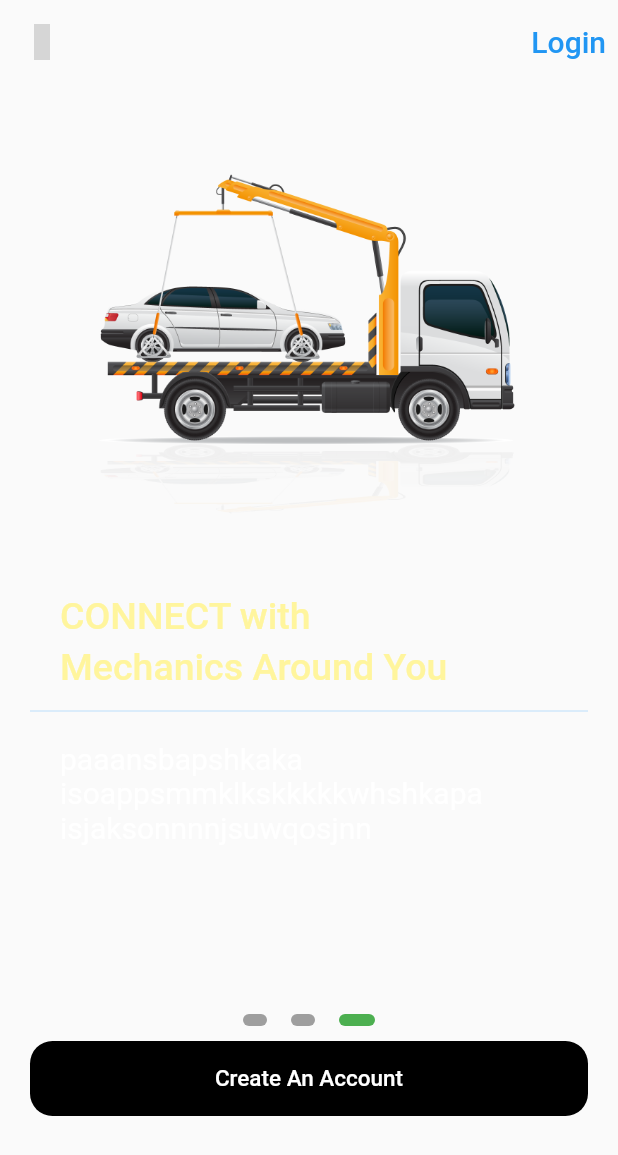
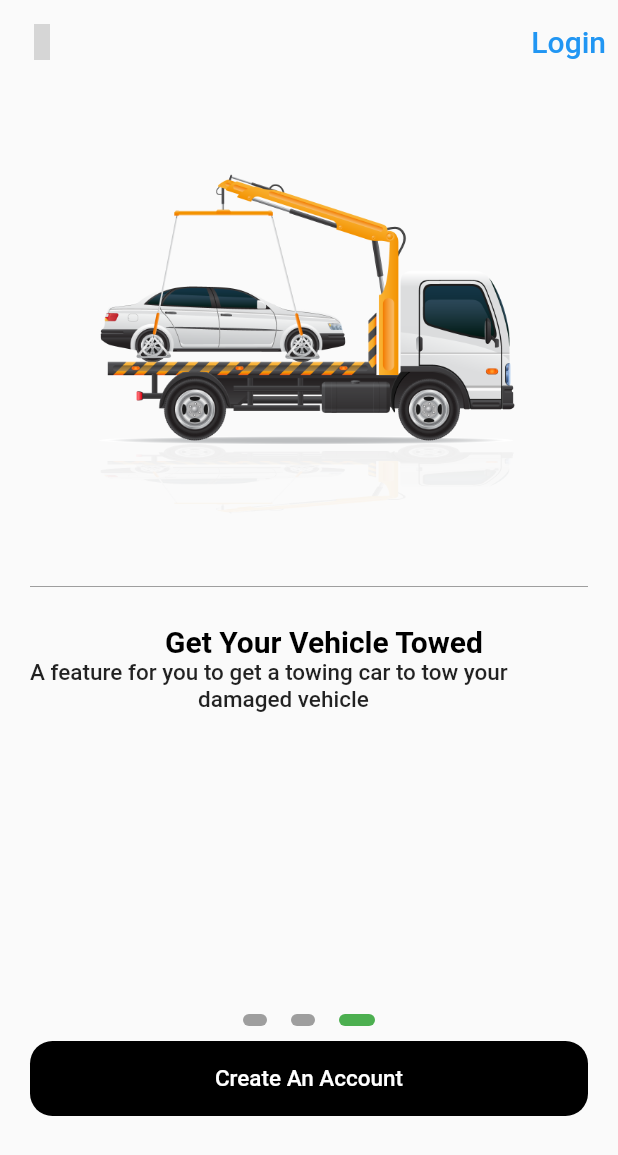
Before and after one commit to alfa-driod/The-Mech, a Flutter app: the setup screen opened directly, swiped to page 3, on a phone screen of 412 x 824 dp. Shown: the top 1155 px of the screen. Run offline on Flutter 3.47's test engine with Material 2 defaults, Android fonts, the phone set to English and light mode, and no system bars; our stand-ins replace bootstrap_icons, device_preview, firebase_auth, firebase_core, iconsax; missing offline and left inert: squircle; accounts and stored records are empty; grey boxes are pictures that could not be loaded.

Commit message:
new update

```diff
--- a/lib/screens/setup.dart
+++ b/lib/screens/setup.dart
@@ -2,6 +2,7 @@ import 'package:flutter/material.dart';
 import 'package:flutter/services.dart';
 import 'package:iconsax/iconsax.dart';
 import 'package:squircle/squircle.dart';
+import 'package:the_mechanic/screens/driver_log_in.dart';
 import 'package:the_mechanic/screens/driver_sign_up.dart';
 
 class setup extends StatefulWidget {
@@ -45,6 +46,7 @@ class _setupState extends State<setup> {
         elevation: 0,
         backgroundColor: Colors.transparent,
         leading: IconButton(
+          color: Colors.black,
           icon: Icon(
             Iconsax.arrow_circle_left5,
           ),
@@ -53,7 +55,10 @@ class _setupState extends State<setup> {
           },
         ),
         actions: [
-        TextButton(onPressed: (){}, child: Text('Login',style:TextStyle(fontSize: 20) ,))
+        TextButton(onPressed: (){
+           Navigator.push(context,
+                        MaterialPageRoute(builder: (context) => login()));
+        }, child: Text('Login',style:TextStyle(fontSize: 20) ,))
         ],
       ),
 
@@ -134,41 +139,30 @@ class _setupState extends State<setup> {
                                 height: 300,
                                 width: 300,
                               )),
-                              SizedBox(
-                                height: 20,
+
+                               Divider(
+                                color: Colors.grey,
+                                height: 30,
                               ),
+
+
+
                               Padding(
-                                padding: const EdgeInsets.only(left: 20.0),
+                                padding: const EdgeInsets.only(top: 5, left: 20),
+                                child: Center(
                                   child: Text(
-                                  'CONNECT with',
+                                    'Schedule Your Appointment',
                                     style: TextStyle(
-                                      color: Colors.yellow[200],
-                                      fontSize: 25,
-                                      fontWeight: FontWeight.w500),
+                                        color: Colors.black,
+                                        fontSize: 20,
+                                        fontWeight: FontWeight.bold
                                        ),
                                   ),
-                              Padding(
-                                padding: const EdgeInsets.only(top: 5, left: 20),
-                                child: Text(
-                                  'Mechanics Around You',
-                                  style: TextStyle(
-                                      color: Colors.yellow[200],
-                                      fontSize: 25,
-                                      fontWeight: FontWeight.w500),
                                 ),
                               ),
-                              Divider(
-                                color: Colors.blue[100],
-                                height: 30,
-                              ),
-                              Padding(
-                                padding: const EdgeInsets.only(top: 5, left: 20),
-                                child: Text(
-                                  'paaansbapshkaka\nisoappsmmklkskkkkkwhshkapa\nisjaksonnnnjsuwqosjnn',
-                                  style: TextStyle(
-                                      color: Colors.white, fontSize: 20),
-                                ),
-                              ),
+                              SizedBox(height: 10,),
+                              Text('Have an Appointment with your Mechanic to get\n                             your Vehicle fixed',style: TextStyle(fontSize: 15,fontWeight: FontWeight.w500),),
+
                             ],
                           ),
                           Column(
@@ -180,41 +174,28 @@ class _setupState extends State<setup> {
                                 height: 300,
                                 width: 300,
                               )),
-                              SizedBox(
-                                height: 20,
+
+
+                              Divider(
+                                color: Colors.grey,
+                                height: 30,
                               ),
+
+
                               Padding(
-                                padding: const EdgeInsets.only(left: 20.0),
+                                padding: const EdgeInsets.only(top: 10, left: 20),
+                                child: Center(
                                   child: Text(
-                                  'CONNECT with',
+                                    'Get Your Vehicle Towed',
                                     style: TextStyle(
-                                      color: Colors.yellow[200],
-                                      fontSize: 25,
-                                      fontWeight: FontWeight.w500),
+                                        color: Colors.black,
+                                        fontSize: 20,
+                                        fontWeight: FontWeight.bold
                                        ),
                                   ),
-                              Padding(
-                                padding: const EdgeInsets.only(top: 5, left: 20),
-                                child: Text(
-                                  'Mechanics Around You',
-                                  style: TextStyle(
-                                      color: Colors.yellow[200],
-                                      fontSize: 25,
-                                      fontWeight: FontWeight.w500),
                                 ),
                               ),
-                              Divider(
-                                color: Colors.blue[100],
-                                height: 30,
-                              ),
-                              Padding(
-                                padding: const EdgeInsets.only(top: 5, left: 20),
-                                child: Text(
-                                  'paaansbapshkaka\nisoappsmmklkskkkkkwhshkapa\nisjaksonnnnjsuwqosjnn',
-                                  style: TextStyle(
-                                      color: Colors.white, fontSize: 20),
-                                ),
-                              ),
+                              Text('A feature for you to get a towing car to tow your\n                              damaged vehicle',style: TextStyle(fontSize: 15,fontWeight: FontWeight.w500),)
                             ],
                           ),
                         ],
--- a/pubspec.yaml
+++ b/pubspec.yaml
@@ -38,6 +38,9 @@ dependencies:
   squircle: ^0.0.2
   iconsax: ^0.0.8
   bootstrap_icons: ^1.7.2
+  firebase_core: ^1.12.0
+  firebase_auth: ^3.3.7
+  flutterfire_ui: ^0.3.4
 
 dev_dependencies:
   flutter_test:
```
Also changed, not shown: lib/main.dart (+26 -7 lines), lib/screens/Homepage.dart (added, +17 -0 lines), lib/screens/driver_log_in.dart (+29 -41 lines), lib/screens/driver_sign_up.dart (+18 -9 lines), lib/screens/splash_screen.dart (added, +47 -0 lines), pubspec.lock, 3 other files. Lines whose indentation alone changed are shown as unchanged.
